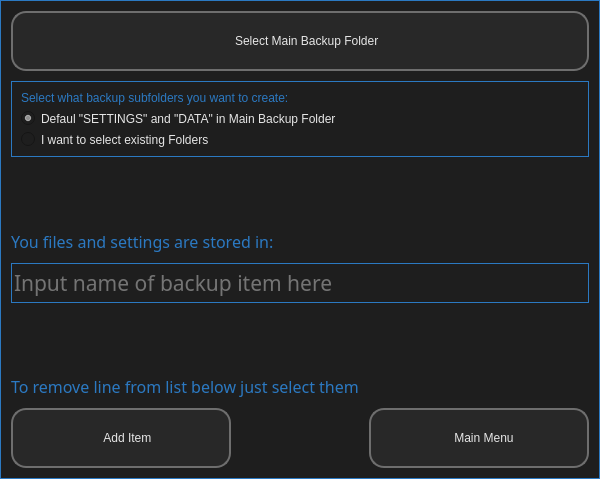
This is ui/ui_07_settings.ui in il721/EasyBack as Qt 5 draws it before an edit. The edited form follows.
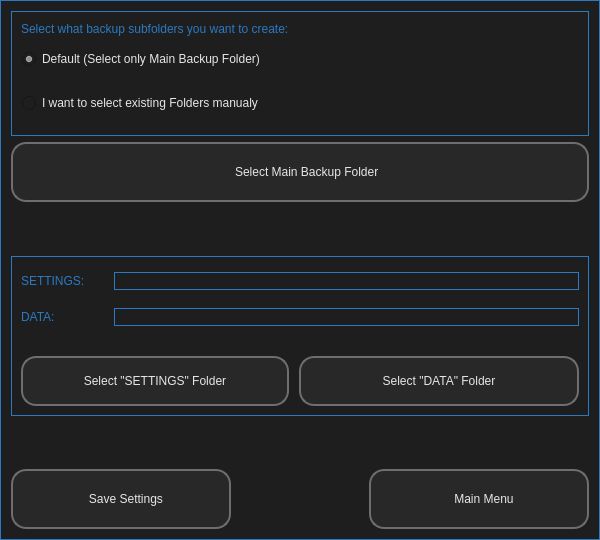
This is the edited form. Icons and pictures are not drawn.

Commit message: Edit "Settings" dialog

Diff of the .ui file:
```diff
--- a/ui/ui_07_settings.ui
+++ b/ui/ui_07_settings.ui
@@ -7,13 +7,25 @@
     <x>0</x>
     <y>0</y>
     <width>600</width>
-    <height>479</height>
+    <height>540</height>
    </rect>
   </property>
+  <property name="sizePolicy">
+   <sizepolicy hsizetype="Fixed" vsizetype="Fixed">
+    <horstretch>0</horstretch>
+    <verstretch>0</verstretch>
+   </sizepolicy>
+  </property>
+  <property name="minimumSize">
+   <size>
+    <width>600</width>
+    <height>540</height>
+   </size>
+  </property>
   <property name="maximumSize">
    <size>
     <width>600</width>
-    <height>800</height>
+    <height>540</height>
    </size>
   </property>
   <property name="windowTitle">
@@ -35,7 +47,9 @@
 QLineEdit{
 background-color: rgb(30, 30, 30);
 }
-
+QFrame{
+border-color: #2B79C2;
+}
 QPushButton {
 border: 2px solid;
 color: rgb(230, 230, 230);
@@ -60,12 +74,132 @@
 QRadioButton{
 font: 14pt &quot;Lexend Light&quot;;
 border: no
+}
+QToolButton{
+image: url(:/icon/icons/GREY/info_invert.svg);
+border: no
+}
+QToolButton:hover {
+image: url(:/icon/icons/GREY/info.svg);
+border: no
+}
+QToolButton:pressed{
+image: url(:/icon/icons/GREY/info_invert.svg);
+border: no
 }</string>
   </property>
   <layout class="QVBoxLayout" name="verticalLayout">
-   <property name="spacing">
-    <number>10</number>
-   </property>
+   <item>
+    <widget class="QFrame" name="checkbox">
+     <property name="minimumSize">
+      <size>
+       <width>0</width>
+       <height>125</height>
+      </size>
+     </property>
+     <property name="styleSheet">
+      <string notr="true"/>
+     </property>
+     <widget class="QLabel" name="label_info_subfolders">
+      <property name="geometry">
+       <rect>
+        <x>10</x>
+        <y>10</y>
+        <width>541</width>
+        <height>16</height>
+       </rect>
+      </property>
+      <property name="styleSheet">
+       <string notr="true"/>
+      </property>
+      <property name="text">
+       <string>Select what backup subfolders you want to create:</string>
+      </property>
+     </widget>
+     <widget class="QRadioButton" name="default_folder_rad">
+      <property name="geometry">
+       <rect>
+        <x>11</x>
+        <y>36</y>
+        <width>385</width>
+        <height>24</height>
+       </rect>
+      </property>
+      <property name="toolTip">
+       <string>&quot;SETTINGS&quot; and &quot;DATA&quot; was create automaticly in Main Folder</string>
+      </property>
+      <property name="styleSheet">
+       <string notr="true"/>
+      </property>
+      <property name="text">
+       <string>Default (Select only Main Backup Folder)</string>
+      </property>
+      <property name="checked">
+       <bool>true</bool>
+      </property>
+     </widget>
+     <widget class="QToolButton" name="default_info">
+      <property name="geometry">
+       <rect>
+        <x>450</x>
+        <y>40</y>
+        <width>25</width>
+        <height>25</height>
+       </rect>
+      </property>
+      <property name="styleSheet">
+       <string notr="true"/>
+      </property>
+      <property name="iconSize">
+       <size>
+        <width>10</width>
+        <height>10</height>
+       </size>
+      </property>
+     </widget>
+     <widget class="QRadioButton" name="select_folders">
+      <property name="geometry">
+       <rect>
+        <x>11</x>
+        <y>80</y>
+        <width>386</width>
+        <height>24</height>
+       </rect>
+      </property>
+      <property name="toolTip">
+       <string>&quot;SETTINGS&quot; and &quot;DATA&quot; was create automaticly in Main Folder</string>
+      </property>
+      <property name="styleSheet">
+       <string notr="true"/>
+      </property>
+      <property name="text">
+       <string>I want to select existing Folders manualy</string>
+      </property>
+      <property name="checked">
+       <bool>false</bool>
+      </property>
+     </widget>
+     <widget class="QToolButton" name="select_info">
+      <property name="geometry">
+       <rect>
+        <x>450</x>
+        <y>80</y>
+        <width>25</width>
+        <height>25</height>
+       </rect>
+      </property>
+      <property name="styleSheet">
+       <string notr="true"/>
+      </property>
+      <property name="iconSize">
+       <size>
+        <width>20</width>
+        <height>20</height>
+       </size>
+      </property>
+     </widget>
+    </widget>
+   </item>
    <item>
     <widget class="QPushButton" name="sel_main_folder">
      <property name="sizePolicy">
@@ -96,43 +230,204 @@
     </widget>
    </item>
    <item>
-    <widget class="QFrame" name="checkbox">
+    <spacer name="verticalSpacer_2">
+     <property name="orientation">
+      <enum>Qt::Vertical</enum>
+     </property>
+     <property name="sizeHint" stdset="0">
+      <size>
+       <width>20</width>
+       <height>40</height>
+      </size>
+     </property>
+    </spacer>
+   </item>
+   <item>
+    <widget class="QFrame" name="frame">
+     <property name="enabled">
+      <bool>true</bool>
+     </property>
+     <property name="sizePolicy">
+      <sizepolicy hsizetype="Preferred" vsizetype="Fixed">
+       <horstretch>0</horstretch>
+       <verstretch>0</verstretch>
+      </sizepolicy>
+     </property>
+     <property name="minimumSize">
+      <size>
+       <width>0</width>
+       <height>160</height>
+      </size>
+     </property>
+     <property name="maximumSize">
+      <size>
+       <width>16777215</width>
+       <height>160</height>
+      </size>
+     </property>
      <property name="styleSheet">
-      <string notr="true">border-color: #2B79C2;</string>
+      <string notr="true"/>
+     </property>
+     <property name="frameShape">
+      <enum>QFrame::StyledPanel</enum>
+     </property>
+     <property name="frameShadow">
+      <enum>QFrame::Raised</enum>
      </property>
      <layout class="QVBoxLayout" name="verticalLayout_2">
       <item>
-       <widget class="QLabel" name="label_info_subfolders">
-        <property name="styleSheet">
-         <string notr="true"/>
-        </property>
-        <property name="text">
-         <string>Select what backup subfolders you want to create:</string>
-        </property>
-       </widget>
+       <layout class="QHBoxLayout" name="horizontalLayout_2">
+        <item>
+         <widget class="QLabel" name="sett_text">
+          <property name="minimumSize">
+           <size>
+            <width>85</width>
+            <height>30</height>
+           </size>
+          </property>
+          <property name="maximumSize">
+           <size>
+            <width>16777215</width>
+            <height>30</height>
+           </size>
+          </property>
+          <property name="styleSheet">
+           <string notr="true"/>
+          </property>
+          <property name="text">
+           <string>SETTINGS:</string>
+          </property>
+         </widget>
+        </item>
+        <item>
+         <widget class="QLineEdit" name="sett_folder">
+          <property name="minimumSize">
+           <size>
+            <width>465</width>
+            <height>0</height>
+           </size>
+          </property>
+          <property name="maximumSize">
+           <size>
+            <width>460</width>
+            <height>16777215</height>
+           </size>
+          </property>
+         </widget>
+        </item>
+       </layout>
       </item>
       <item>
-       <widget class="QRadioButton" name="default_folder_rad">
-        <property name="toolTip">
-         <string>Select this if you want to backup programm settings like MS Word, Adobe Photoshop etc.</string>
+       <layout class="QHBoxLayout" name="horizontalLayout_3">
+        <item>
+         <widget class="QLabel" name="sett_text_2">
+          <property name="minimumSize">
+           <size>
+            <width>85</width>
+            <height>30</height>
+           </size>
+          </property>
+          <property name="maximumSize">
+           <size>
+            <width>16777215</width>
+            <height>30</height>
+           </size>
+          </property>
+          <property name="styleSheet">
+           <string notr="true"/>
+          </property>
+          <property name="text">
+           <string>DATA:</string>
+          </property>
+         </widget>
+        </item>
+        <item>
+         <widget class="QLineEdit" name="sett_folder_2">
+          <property name="minimumSize">
+           <size>
+            <width>465</width>
+            <height>0</height>
+           </size>
+          </property>
+          <property name="maximumSize">
+           <size>
+            <width>460</width>
+            <height>16777215</height>
+           </size>
+          </property>
+         </widget>
+        </item>
+       </layout>
+      </item>
+      <item>
+       <spacer name="verticalSpacer">
+        <property name="orientation">
+         <enum>Qt::Vertical</enum>
         </property>
-        <property name="text">
-         <string>Defaul &quot;SETTINGS&quot; and &quot;DATA&quot; in Main Backup Folder</string>
+        <property name="sizeHint" stdset="0">
+         <size>
+          <width>20</width>
+          <height>30</height>
+         </size>
         </property>
-        <property name="checked">
-         <bool>true</bool>
-        </property>
-       </widget>
+       </spacer>
       </item>
       <item>
-       <widget class="QRadioButton" name="my_subfolders_rad">
-        <property name="toolTip">
-         <string>Select this if you want to backup some personal data like MyWork, Foto, Doc`s etc.</string>
+       <layout class="QHBoxLayout" name="horizontalLayout_4">
+        <property name="spacing">
+         <number>10</number>
         </property>
-        <property name="text">
-         <string>I want to select existing Folders</string>
-        </property>
-       </widget>
+        <item>
+         <widget class="QPushButton" name="settings_folder">
+          <property name="sizePolicy">
+           <sizepolicy hsizetype="Fixed" vsizetype="Fixed">
+            <horstretch>0</horstretch>
+            <verstretch>0</verstretch>
+           </sizepolicy>
+          </property>
+          <property name="minimumSize">
+           <size>
+            <width>0</width>
+            <height>50</height>
+           </size>
+          </property>
+          <property name="maximumSize">
+           <size>
+            <width>280</width>
+            <height>50</height>
+           </size>
+          </property>
+          <property name="text">
+           <string>Select &quot;SETTINGS&quot; Folder</string>
+          </property>
+         </widget>
+        </item>
+        <item>
+         <widget class="QPushButton" name="data_folder">
+          <property name="sizePolicy">
+           <sizepolicy hsizetype="Fixed" vsizetype="Fixed">
+            <horstretch>0</horstretch>
+            <verstretch>0</verstretch>
+           </sizepolicy>
+          </property>
+          <property name="minimumSize">
+           <size>
+            <width>280</width>
+            <height>50</height>
+           </size>
+          </property>
+          <property name="maximumSize">
+           <size>
+            <width>280</width>
+            <height>50</height>
+           </size>
+          </property>
+          <property name="text">
+           <string>Select &quot;DATA&quot; Folder</string>
+          </property>
+         </widget>
+        </item>
+       </layout>
       </item>
      </layout>
     </widget>
@@ -150,90 +445,6 @@
      </property>
     </spacer>
    </item>
-   <item>
-    <widget class="QLabel" name="info_main_folder">
-     <property name="font">
-      <font>
-       <family>Lexend Light</family>
-       <pointsize>12</pointsize>
-       <italic>false</italic>
-       <bold>false</bold>
-      </font>
-     </property>
-     <property name="styleSheet">
-      <string notr="true"/>
-     </property>
-     <property name="text">
-      <string>You files and settings are stored in:</string>
-     </property>
-    </widget>
-   </item>
-   <item>
-    <widget class="QLineEdit" name="input_name">
-     <property name="minimumSize">
-      <size>
-       <width>0</width>
-       <height>40</height>
-      </size>
-     </property>
-     <property name="maximumSize">
-      <size>
-       <width>16777215</width>
-       <height>40</height>
-      </size>
-     </property>
-     <property name="font">
-      <font>
-       <family>Lexend Light</family>
-       <pointsize>16</pointsize>
-       <italic>false</italic>
-       <bold>false</bold>
-      </font>
-     </property>
-     <property name="styleSheet">
-      <string notr="true">color: rgb(202, 202, 202);
-border-color: #2B79C2;
-</string>
-     </property>
-     <property name="text">
-      <string/>
-     </property>
-     <property name="placeholderText">
-      <string>Input name of backup item here</string>
-     </property>
-    </widget>
-   </item>
-   <item>
-    <spacer name="verticalSpacer_2">
-     <property name="orientation">
-      <enum>Qt::Vertical</enum>
-     </property>
-     <property name="sizeHint" stdset="0">
-      <size>
-       <width>20</width>
-       <height>40</height>
-      </size>
-     </property>
-    </spacer>
-   </item>
-   <item>
-    <widget class="QLabel" name="info">
-     <property name="font">
-      <font>
-       <family>Lexend Light</family>
-       <pointsize>12</pointsize>
-       <italic>false</italic>
-       <bold>false</bold>
-      </font>
-     </property>
-     <property name="styleSheet">
-      <string notr="true"/>
-     </property>
-     <property name="text">
-      <string>To remove line from list below just select them</string>
-     </property>
-    </widget>
-   </item>
    <item>
     <layout class="QHBoxLayout" name="horizontalLayout">
      <item>
@@ -251,7 +462,7 @@
         </size>
        </property>
        <property name="text">
-        <string>    Add Item</string>
+        <string>   Save Settings</string>
        </property>
        <property name="icon">
         <iconset resource="dop_win_rc.qrc">
```
Left out of the diff: 12 changed lines with no effect on the pictures. The commit also changes 13 other files.
